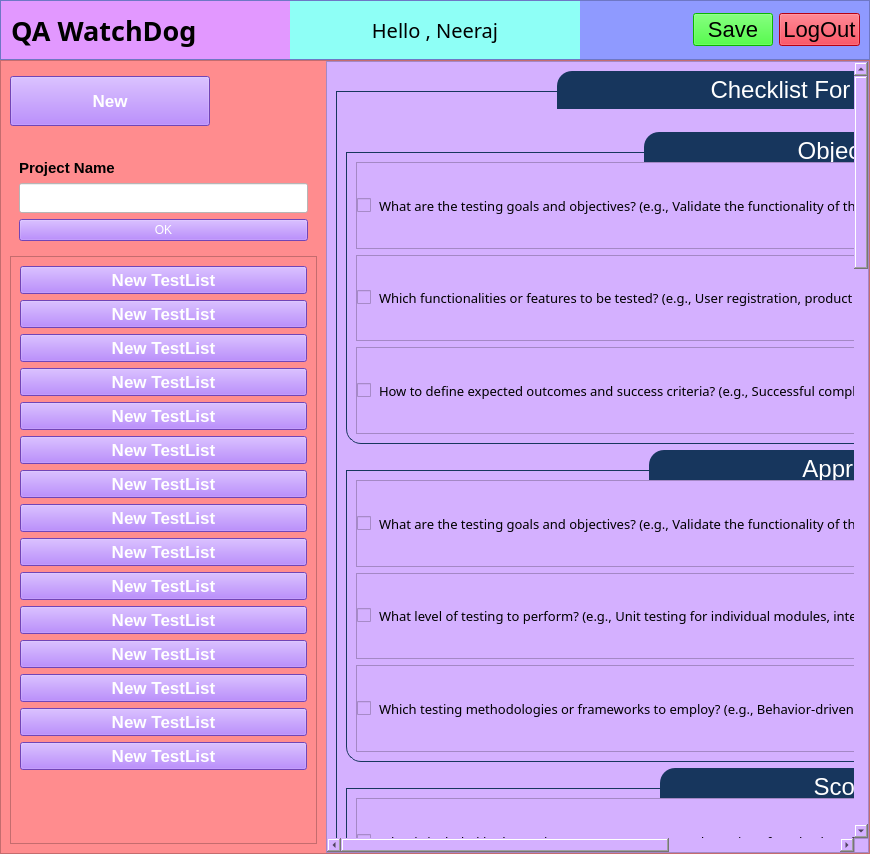
Old version of the form resources/new.ui in the repository neerajlovecyber/QA-WatchDog.
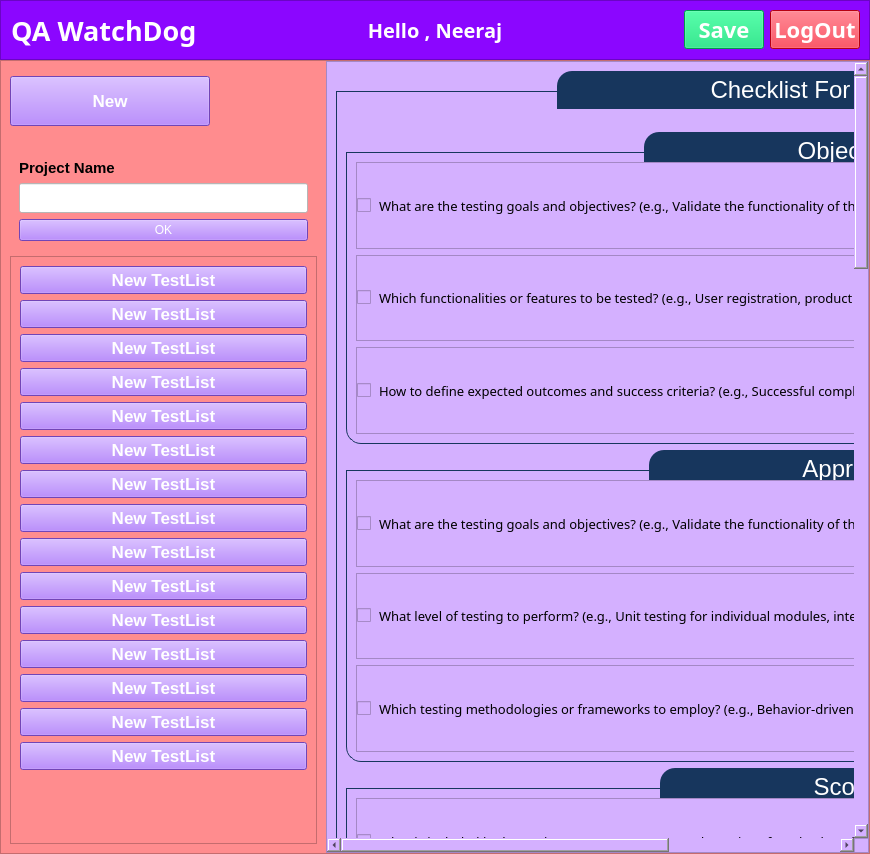
New version of the form. Icons and pictures are not drawn.

Diff of the .ui file:
```diff
--- a/resources/new.ui
+++ b/resources/new.ui
@@ -56,7 +56,8 @@
        </size>
       </property>
       <property name="styleSheet">
-       <string notr="true">background-color: rgb(143, 154, 255);</string>
+       <string notr="true">background-color: rgb(139, 6, 255);
+color: rgb(255, 255, 255);</string>
       </property>
       <property name="frameShape">
        <enum>QFrame::StyledPanel</enum>
@@ -83,7 +84,7 @@
        <item>
         <widget class="QWidget" name="Logo" native="true">
          <property name="styleSheet">
-          <string notr="true">background-color: rgb(226, 152, 255);</string>
+          <string notr="true"/>
          </property>
          <layout class="QHBoxLayout" name="horizontalLayout_3">
           <property name="spacing">
@@ -128,7 +129,7 @@
        <item>
         <widget class="QWidget" name="Name" native="true">
          <property name="styleSheet">
-          <string notr="true">background-color: rgb(142, 255, 246);</string>
+          <string notr="true"/>
          </property>
          <layout class="QHBoxLayout" name="horizontalLayout_4">
           <property name="spacing">
@@ -150,9 +151,11 @@
            <widget class="QLabel" name="usernamefield">
             <property name="font">
              <font>
-              <family>Mongolian Baiti</family>
+              <family>Arial Rounded MT Bold</family>
               <pointsize>15</pointsize>
+              <weight>75</weight>
               <italic>false</italic>
+              <bold>true</bold>
               <underline>false</underline>
              </font>
             </property>
@@ -180,8 +183,16 @@
          <layout class="QHBoxLayout" name="horizontalLayout_6">
           <item>
            <widget class="QPushButton" name="savebtn">
+            <property name="font">
+             <font>
+              <family>Arial Rounded MT Bold</family>
+              <pointsize>-1</pointsize>
+              <weight>75</weight>
+              <bold>true</bold>
+             </font>
+            </property>
             <property name="styleSheet">
-             <string notr="true">background-color: rgb(14, 255, 2);</string>
+             <string notr="true">background-color: rgb(0, 216, 108);</string>
             </property>
             <property name="text">
              <string>Save</string>
@@ -190,6 +201,14 @@
           </item>
           <item>
            <widget class="QPushButton" name="logout">
+            <property name="font">
+             <font>
+              <family>Arial Rounded MT Bold</family>
+              <pointsize>-1</pointsize>
+              <weight>75</weight>
+              <bold>true</bold>
+             </font>
+            </property>
             <property name="styleSheet">
              <string notr="true">background-color: rgb(255, 0, 25);</string>
             </property>
```
Left out of the diff: 2 changed lines with no effect on the pictures.
